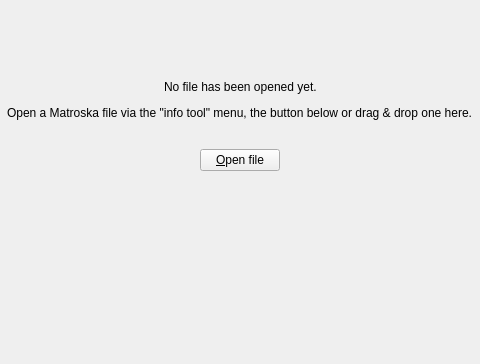
The window that src/mkvtoolnix-gui/forms/info/tool.ui (jpsdr/MKVToolnix-Windows-7) describes before a commit, drawn with Qt 5; both pictures show x 215 to 695 and y 127 to 491 of the 910 by 491 pixel window.
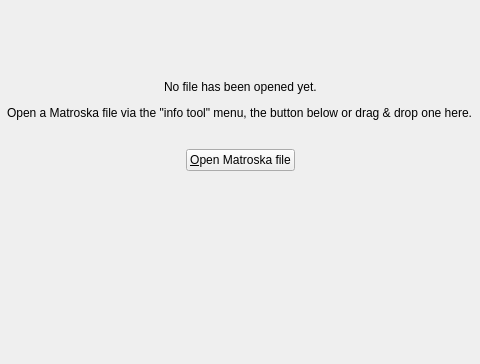
The same window after the commit. Icons and pictures are not drawn. Custom widgets are drawn as their Qt base class.

Commit message: GUI: info: change "Open file" to "Open Matroska file"

```diff
--- a/src/mkvtoolnix-gui/forms/info/tool.ui
+++ b/src/mkvtoolnix-gui/forms/info/tool.ui
@@ -175,7 +175,7 @@
             <item>
              <widget class="QPushButton" name="openFileButton">
               <property name="text">
-               <string>&amp;Open file</string>
+               <string>&amp;Open Matroska file</string>
               </property>
               <property name="icon">
                <iconset resource="../../qt_resources.qrc">
```
The commit also changes 1 other file.
